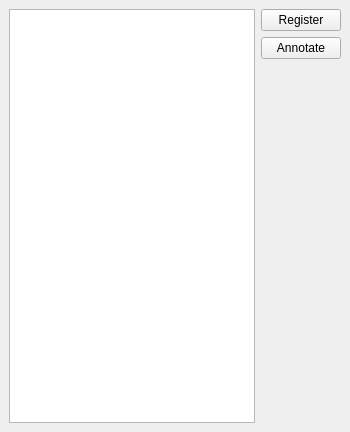
Old version of the form oat/views/ui/ui_data_navigation_dock.ui in the repository Oli4/oat.
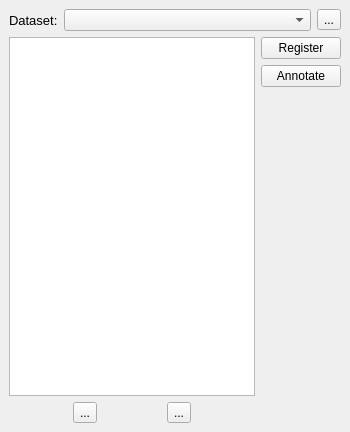
New version of the form. Icons and pictures are not drawn.

Commit message: work in progress unstable; added dataset manager; improved dataset/collection navigation

What changed in the file:
```diff
--- a/oat/views/ui/ui_data_navigation_dock.ui
+++ b/oat/views/ui/ui_data_navigation_dock.ui
@@ -29,11 +29,97 @@
      <height>200</height>
     </size>
    </property>
+   <layout class="QVBoxLayout" name="verticalLayout_2">
+    <item>
    <layout class="QHBoxLayout" name="horizontalLayout">
     <item>
+       <layout class="QFormLayout" name="formLayout">
+        <item row="0" column="0">
+         <widget class="QLabel" name="label">
+          <property name="font">
+           <font>
+            <pointsize>10</pointsize>
+            <weight>50</weight>
+            <bold>false</bold>
+           </font>
+          </property>
+          <property name="text">
+           <string>Dataset:</string>
+          </property>
+         </widget>
+        </item>
+        <item row="0" column="1">
+         <widget class="QComboBox" name="datasetComboBox"/>
+        </item>
+       </layout>
+      </item>
+      <item>
+       <widget class="QToolButton" name="toolButton">
+        <property name="text">
+         <string>...</string>
+        </property>
+        <property name="icon">
+         <iconset resource="resources.qrc">
+          <normaloff>:/icons/icons/baseline-add_circle-24px.svg</normaloff>:/icons/icons/baseline-add_circle-24px.svg</iconset>
+        </property>
+        <property name="iconSize">
+         <size>
+          <width>24</width>
+          <height>24</height>
+         </size>
+        </property>
+       </widget>
+      </item>
+     </layout>
+    </item>
+    <item>
+     <layout class="QHBoxLayout" name="horizontalLayout_2">
+      <item>
+       <layout class="QVBoxLayout" name="verticalLayout_3">
+        <item>
      <widget class="QTableView" name="tableView"/>
     </item>
     <item>
+         <layout class="QHBoxLayout" name="horizontalLayout_3">
+          <item>
+           <widget class="QToolButton" name="addButton">
+            <property name="text">
+             <string>...</string>
+            </property>
+            <property name="icon">
+             <iconset resource="resources.qrc">
+              <normaloff>:/icons/icons/baseline-add_circle-24px.svg</normaloff>:/icons/icons/baseline-add_circle-24px.svg</iconset>
+            </property>
+            <property name="iconSize">
+             <size>
+              <width>24</width>
+              <height>24</height>
+             </size>
+            </property>
+           </widget>
+          </item>
+          <item>
+           <widget class="QToolButton" name="deleteButton">
+            <property name="text">
+             <string>...</string>
+            </property>
+            <property name="icon">
+             <iconset resource="resources.qrc">
+              <normaloff>:/icons/icons/baseline-delete-24px.svg</normaloff>:/icons/icons/baseline-delete-24px.svg</iconset>
+            </property>
+            <property name="iconSize">
+             <size>
+              <width>24</width>
+              <height>24</height>
+             </size>
+            </property>
+           </widget>
+          </item>
+         </layout>
+        </item>
+       </layout>
+      </item>
+      <item>
      <layout class="QVBoxLayout" name="verticalLayout">
       <item>
        <widget class="QPushButton" name="registerButton">
@@ -65,6 +151,8 @@
      </layout>
     </item>
    </layout>
+    </item>
+   </layout>
   </widget>
  </widget>
  <resources/>
```
Left out of the diff: 4 changed lines with no effect on the pictures. Lines whose indentation alone changed are shown as unchanged. The commit also changes 13 other files.
